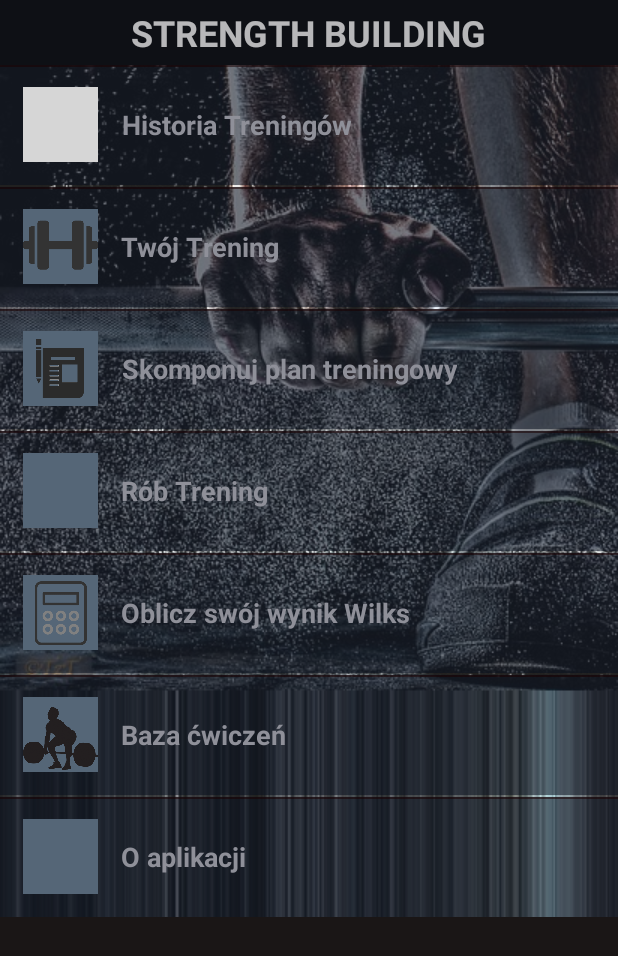
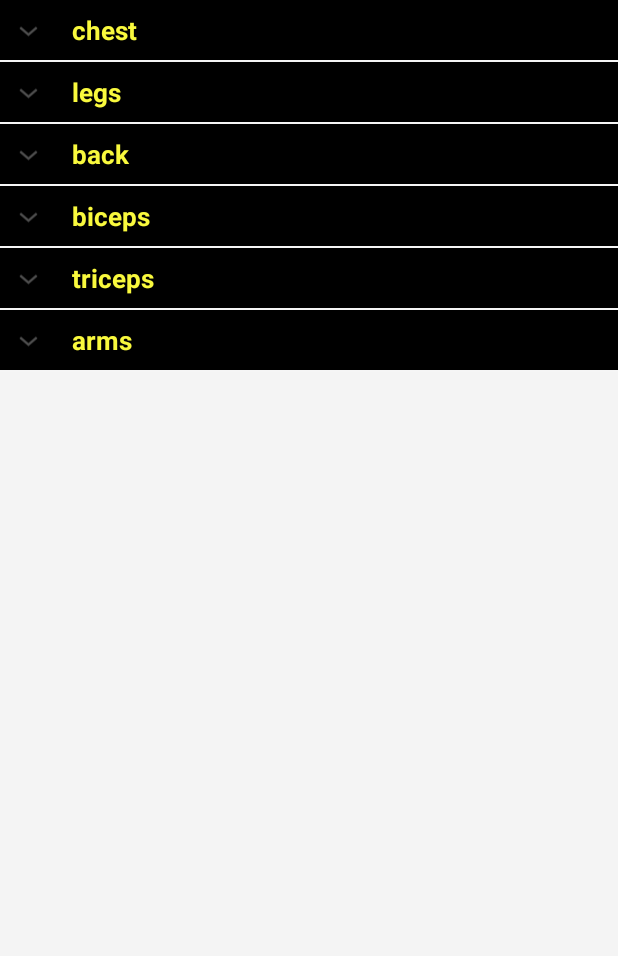
Before and after one commit to saviola44/StrengthBuilding, an Android app: the screen it shows after launch (MainActivity before the commit, ShowAllExercisesActivity after it), after a tap on "Baza ćwiczeń", on a phone screen of 412 x 824 dp. Shown: the top 956 px of the screen. Run offline under Robolectric (Android 15) with nearby library versions, the phone set to English and light mode, and no system bars; grey boxes are pictures that could not be loaded.

Commit message:
MainActivity

```diff
--- a/app/src/main/AndroidManifest.xml
+++ b/app/src/main/AndroidManifest.xml
@@ -15,6 +15,7 @@
                 <category android:name="android.intent.category.LAUNCHER" />
             </intent-filter>
         </activity>
+        <activity android:name=".Activities.ShowAllExercisesActivity"/>
     </application>
 
 </manifest>
--- a/app/src/main/java/com/example/saviola44/strengthbuilding/Activities/MainActivity.java
+++ b/app/src/main/java/com/example/saviola44/strengthbuilding/Activities/MainActivity.java
@@ -1,6 +1,7 @@
 package com.example.saviola44.strengthbuilding.Activities;
 
 import android.content.Context;
+import android.content.Intent;
 import android.content.SharedPreferences;
 import android.support.v7.app.AppCompatActivity;
 import android.os.Bundle;
@@ -8,9 +9,13 @@ import android.util.Log;
 import android.view.View;
 import android.widget.AdapterView;
 import android.widget.ListView;
+import android.widget.Switch;
+import android.widget.Toast;
 
 import com.example.saviola44.strengthbuilding.Adapters.OptionAdapter;
 import com.example.saviola44.strengthbuilding.Constants;
+import com.example.saviola44.strengthbuilding.Database.DAO.ExerciseDAO;
+import com.example.saviola44.strengthbuilding.Model.Exercise;
 import com.example.saviola44.strengthbuilding.Model.Option;
 import com.example.saviola44.strengthbuilding.ParseJSONExercises;
 import com.example.saviola44.strengthbuilding.R;
@@ -37,9 +42,20 @@ public class MainActivity extends AppCompatActivity {
         listViewOptions.setOnItemClickListener(new AdapterView.OnItemClickListener() {
             @Override
             public void onItemClick(AdapterView<?> parent, View view, int position, long id) {
-
+                switch(position){
+                    case 5 : {
+                        goToShowExActivity();
+                        break;
+                    }
+                }
             }
         });
+        ExerciseDAO e = new ExerciseDAO(getApplicationContext());
+        List<Exercise> lists = e.getAllElements();
+        for(int i=0; i< lists.size(); i++){
+            Exercise exercise = lists.get(i);
+            Log.d("eloooo", exercise.getNazwa() + " " + exercise.getMuscleParts()  + exercise.isCompound());
+        }
 
 
     }
@@ -63,4 +79,8 @@ public class MainActivity extends AppCompatActivity {
             prefs.edit().putBoolean("firstRun", false).commit();
         }
     }
+    private void goToShowExActivity(){
+        Intent intent = new Intent(getApplicationContext(), ShowAllExercisesActivity.class);
+        startActivity(intent);
+    }
 }
--- /dev/null
+++ b/app/src/main/java/com/example/saviola44/strengthbuilding/Activities/ShowAllExercisesActivity.java
@@ -0,0 +1,55 @@
+package com.example.saviola44.strengthbuilding.Activities;
+
+import android.app.Activity;
+import android.os.Bundle;
+import android.os.PersistableBundle;
+import android.widget.ExpandableListAdapter;
+import android.widget.ExpandableListView;
+
+import com.example.saviola44.strengthbuilding.Adapters.ExpandableExercisesListAdapter;
+import com.example.saviola44.strengthbuilding.Database.DAO.ExerciseDAO;
+import com.example.saviola44.strengthbuilding.Database.MusclePart;
+import com.example.saviola44.strengthbuilding.Model.Exercise;
+import com.example.saviola44.strengthbuilding.Model.Muscle;
+import com.example.saviola44.strengthbuilding.R;
+
+import java.util.ArrayList;
+import java.util.HashMap;
+import java.util.List;
+
+/**
+ * Created by saviola44 on 22.05.16.
+ */
+public class ShowAllExercisesActivity extends Activity {
+    ExpandableListView expListView;
+    ExpandableListAdapter listAdapter;
+    List<Muscle> muscleParts;
+    HashMap<Long, List<Exercise>> exercises;
+
+    @Override
+    public void onCreate(Bundle savedInstanceState) {
+        super.onCreate(savedInstanceState);
+        setContentView(R.layout.show_all_exercises_layout);
+        MusclePart musclePart = new MusclePart(getApplicationContext());
+        ExerciseDAO exerciseDAO = new ExerciseDAO(getApplicationContext());
+        muscleParts = musclePart.getAllMuscleParts();
+        exercises = new HashMap<>();
+        List<Exercise> allExercises = exerciseDAO.getAllElements();
+        for(int i=0; i<allExercises.size(); i++){
+            Exercise e = allExercises.get(i);
+            List<Exercise> tmp;
+            if(exercises.containsKey(e.getMuscleParts())){
+                tmp = exercises.get(e.getMuscleParts());
+            }
+            else{
+                tmp = new ArrayList<>();
+            }
+            tmp.add(e);
+            exercises.put(e.getMuscleParts(),tmp);
+        }
+        expListView = (ExpandableListView) findViewById(R.id.lvExp);
+
+        listAdapter = new ExpandableExercisesListAdapter(getApplicationContext(), muscleParts, exercises);
+        expListView.setAdapter(listAdapter);
+    }
+}
--- /dev/null
+++ b/app/src/main/java/com/example/saviola44/strengthbuilding/Adapters/ExpandableExercisesListAdapter.java
@@ -0,0 +1,110 @@
+package com.example.saviola44.strengthbuilding.Adapters;
+
+import android.content.Context;
+import android.graphics.Typeface;
+import android.view.LayoutInflater;
+import android.view.View;
+import android.view.ViewGroup;
+import android.widget.BaseExpandableListAdapter;
+import android.widget.TextView;
+
+import com.example.saviola44.strengthbuilding.Model.Exercise;
+import com.example.saviola44.strengthbuilding.Model.Muscle;
+import com.example.saviola44.strengthbuilding.R;
+
+import java.util.HashMap;
+import java.util.List;
+
+/**
+ * Created by saviola44 on 22.05.16.
+ */
+public class ExpandableExercisesListAdapter extends BaseExpandableListAdapter {
+    private Context _context;
+    private List<Muscle> _listDataHeader; // header titles
+    // child data in format of header title, child title
+    private HashMap<Long, List<Exercise>> _listDataChild;
+    public ExpandableExercisesListAdapter(Context context, List<Muscle> listDataHeader,
+                                 HashMap<Long, List<Exercise>> listChildData) {
+        this._context = context;
+        this._listDataHeader = listDataHeader;
+        this._listDataChild = listChildData;
+    }
+
+    @Override
+    public int getGroupCount() {
+        return this._listDataHeader.size();
+    }
+
+    @Override
+    public int getChildrenCount(int groupPosition) {
+        //pobieramy wybrany element z Listy, ten element jest naszym kluczem w hashMapie
+        // i pobieramy wartosc dla dla tego klucza która jest Lista i  zwracamy jej rozmiAR
+        return this._listDataChild.get(this._listDataHeader.get(groupPosition).getId())
+                .size();
+    }
+
+    @Override
+    public Object getGroup(int groupPosition) {
+        return _listDataHeader.get(groupPosition);
+    }
+
+    @Override
+    public Object getChild(int groupPosition, int childPosition) {
+        return this._listDataChild.get(this._listDataHeader.get(groupPosition).getId())
+                .get(childPosition);
+    }
+
+    @Override
+    public long getGroupId(int groupPosition) {
+        return groupPosition;
+    }
+
+    @Override
+    public long getChildId(int groupPosition, int childPosition) {
+        return childPosition;
+    }
+
+    @Override
+    public boolean hasStableIds() {
+        return false;
+    }
+
+    @Override
+    public View getGroupView(int groupPosition, boolean isExpanded, View convertView, ViewGroup parent) {
+        Muscle headerTitle = (Muscle) getGroup(groupPosition);
+        if (convertView == null) {
+            LayoutInflater infalInflater = (LayoutInflater) this._context
+                    .getSystemService(Context.LAYOUT_INFLATER_SERVICE);
+            convertView = infalInflater.inflate(R.layout.muscle_parts_group, null);
+        }
+
+        TextView lblListHeader = (TextView) convertView
+                .findViewById(R.id.lblListHeader);
+        lblListHeader.setTypeface(null, Typeface.BOLD);
+        lblListHeader.setText(headerTitle.getName());
+
+        return convertView;
+    }
+
+    @Override
+    public View getChildView(int groupPosition, int childPosition, boolean isLastChild, View convertView, ViewGroup parent) {
+        final Exercise childText = (Exercise) getChild(groupPosition, childPosition);
+
+        if (convertView == null) {
+            LayoutInflater infalInflater = (LayoutInflater) this._context
+                    .getSystemService(Context.LAYOUT_INFLATER_SERVICE);
+            convertView = infalInflater.inflate(R.layout.exercises_row_child_layout, null);
+        }
+
+        TextView txtListChild = (TextView) convertView
+                .findViewById(R.id.lblListItem);
+
+        txtListChild.setText(childText.getNazwa());
+        return convertView;
+    }
+
+    @Override
+    public boolean isChildSelectable(int groupPosition, int childPosition) {
+        return true;
+    }
+}
--- a/app/src/main/java/com/example/saviola44/strengthbuilding/Database/DAO/ExerciseDAO.java
+++ b/app/src/main/java/com/example/saviola44/strengthbuilding/Database/DAO/ExerciseDAO.java
@@ -1,15 +1,16 @@
 package com.example.saviola44.strengthbuilding.Database.DAO;
 
 import android.content.Context;
+import android.database.Cursor;
 import android.database.sqlite.SQLiteDatabase;
 import android.database.sqlite.SQLiteOpenHelper;
 import android.database.sqlite.SQLiteStatement;
 
 import com.example.saviola44.strengthbuilding.Database.StrengthBuilderOpenHelper;
 import com.example.saviola44.strengthbuilding.Database.Tables.ExercisesTable;
-import com.example.saviola44.strengthbuilding.Database.Tables.MuscleParts;
 import com.example.saviola44.strengthbuilding.Model.Exercise;
 
+import java.util.ArrayList;
 import java.util.List;
 
 /**
@@ -44,6 +45,26 @@ public class ExerciseDAO implements DAO<Exercise> {
 
     @Override
     public List<Exercise> getAllElements() {
-        return null;
+        List<Exercise> exercises = new ArrayList<>();
+        //argumenty to kolejno nazwa tabeli
+        //kolumny ktore chcemy wyswietlic
+        //where
+        //arg dla where
+        //dalej
+        Cursor c = db.query(ExercisesTable.TABLE_NAME, new String[]{ExercisesTable.exerciseName,
+                ExercisesTable.muscleWorked, ExercisesTable.isCompound}, null, null, null, null, null, null);
+        if(c.moveToFirst()){
+            do{
+                String name = c.getString(0);
+                String workedMuscle = c.getString(1);
+                String isCompound = c.getString(2);
+                Exercise exercise = new Exercise(name, Long.parseLong(workedMuscle), Boolean.parseBoolean(isCompound));
+                exercises.add(exercise);
+            }while(c.moveToNext());
+        }
+        if(!c.isClosed()){
+            c.close();
+        }
+        return exercises;
     }
 }
--- a/app/src/main/java/com/example/saviola44/strengthbuilding/Database/MusclePart.java
+++ b/app/src/main/java/com/example/saviola44/strengthbuilding/Database/MusclePart.java
@@ -7,7 +7,10 @@ import android.database.sqlite.SQLiteOpenHelper;
 import android.database.sqlite.SQLiteStatement;
 
 import com.example.saviola44.strengthbuilding.Database.StrengthBuilderOpenHelper;
+import com.example.saviola44.strengthbuilding.Database.Tables.ExercisesTable;
 import com.example.saviola44.strengthbuilding.Database.Tables.MuscleParts;
+import com.example.saviola44.strengthbuilding.Model.Exercise;
+import com.example.saviola44.strengthbuilding.Model.Muscle;
 
 import java.util.ArrayList;
 import java.util.List;
@@ -34,5 +37,27 @@ public class MusclePart  {
         return insertStatement.executeInsert();
     }
 
+    public List<Muscle> getAllMuscleParts(){
+        List<Muscle> muscles = new ArrayList<>();
+        //argumenty to kolejno nazwa tabeli
+        //kolumny ktore chcemy wyswietlic
+        //where
+        //arg dla where
+        //dalej
+        Cursor c = db.query(MuscleParts.TABLE_NAME, new String[]{MuscleParts.Id,
+                 MuscleParts.musclePart}, null, null, null, null, null, null);
+        if(c.moveToFirst()){
+            do{
+                Long id = c.getLong(0);
+                String workedMuscle = c.getString(1);
 
+                Muscle muscle = new Muscle(id,workedMuscle);
+                muscles.add(muscle);
+            }while(c.moveToNext());
+        }
+        if(!c.isClosed()){
+            c.close();
+        }
+        return muscles;
+    }
 }
--- a/app/src/main/java/com/example/saviola44/strengthbuilding/Database/Tables/ExercisesTable.java
+++ b/app/src/main/java/com/example/saviola44/strengthbuilding/Database/Tables/ExercisesTable.java
@@ -2,7 +2,6 @@ package com.example.saviola44.strengthbuilding.Database.Tables;
 
 import android.database.sqlite.SQLiteDatabase;
 
-import com.example.saviola44.strengthbuilding.Database.MusclePart;
 
 /**
  * Created by saviola44 on 21.05.16.
--- a/app/src/main/java/com/example/saviola44/strengthbuilding/Model/Exercise.java
+++ b/app/src/main/java/com/example/saviola44/strengthbuilding/Model/Exercise.java
@@ -20,6 +20,11 @@ public class Exercise {
         return isCompound;
     }
 
+    @Override
+    public String toString() {
+        return nazwa;
+    }
+
     public Exercise(String nazwa, Long muscleParts, boolean isCompound) {
         this.nazwa = nazwa;
         this.muscleParts = muscleParts;
--- /dev/null
+++ b/app/src/main/java/com/example/saviola44/strengthbuilding/Model/Muscle.java
@@ -0,0 +1,39 @@
+package com.example.saviola44.strengthbuilding.Model;
+
+/**
+ * Created by saviola44 on 22.05.16.
+ */
+public class Muscle {
+    long id;
+    String name;
+
+    public Muscle(long id, String name) {
+        this.id = id;
+        this.name = name;
+    }
+
+    public long getId() {
+        return id;
+    }
+
+    public String getName() {
+        return name;
+    }
+
+    public Muscle() {
+    }
+
+    public void setId(long id) {
+
+        this.id = id;
+    }
+
+    @Override
+    public String toString() {
+        return name;
+    }
+
+    public void setName(String name) {
+        this.name = name;
+    }
+}
--- /dev/null
+++ b/app/src/main/res/layout/muscle_parts_group.xml
@@ -0,0 +1,15 @@
+<?xml version="1.0" encoding="utf-8"?>
+<LinearLayout xmlns:android="http://schemas.android.com/apk/res/android"
+    android:orientation="vertical" android:layout_width="match_parent"
+    android:layout_height="wrap_content"
+    android:padding="8dp"
+    android:background="#000000">
+    <TextView
+        android:id="@+id/lblListHeader"
+        android:layout_width="fill_parent"
+        android:layout_height="wrap_content"
+        android:paddingLeft="?android:attr/expandableListPreferredItemPaddingLeft"
+        android:textSize="17dp"
+        android:textColor="#f9f93d" />
+
+</LinearLayout>
--- /dev/null
+++ b/app/src/main/res/layout/show_all_exercises_layout.xml
@@ -0,0 +1,13 @@
+<?xml version="1.0" encoding="utf-8"?>
+<LinearLayout
+    xmlns:android="http://schemas.android.com/apk/res/android"
+    android:layout_width="fill_parent"
+    android:layout_height="fill_parent"
+    android:orientation="vertical"
+    android:background="#f4f4f4">
+
+    <ExpandableListView
+        android:id="@+id/lvExp"
+        android:layout_height="match_parent"
+        android:layout_width="match_parent"/>
+</LinearLayout>
```
Also changed, not shown: app/src/main/assets/Exercises.json (+228 -3 lines), app/src/main/res/layout/exercises_row_child_layout.xml (added, +16 -0 lines).
